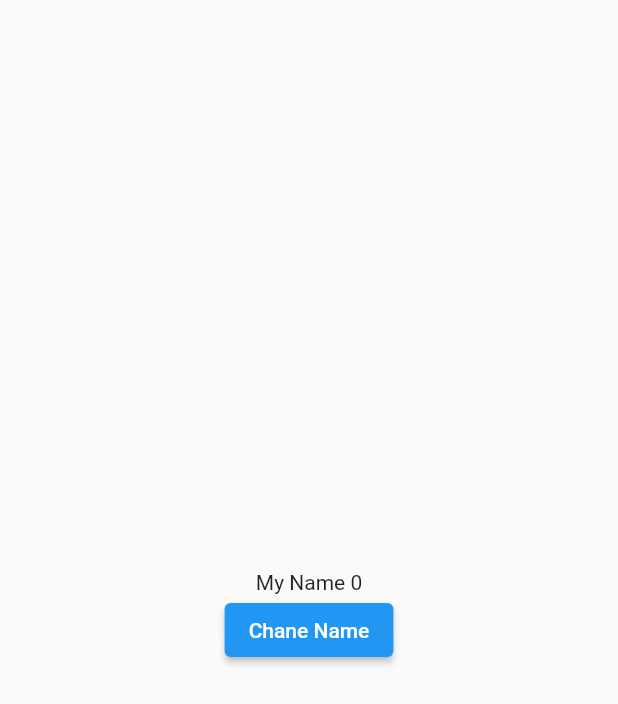
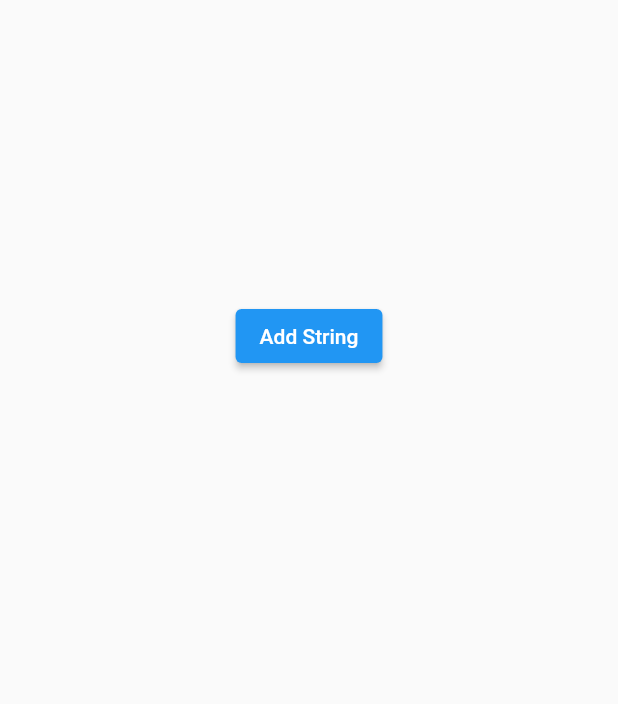
Before and after one commit to rajoanrahman100/riverpod_2.0_example, a Flutter app: the screen it shows after launch, on a phone screen of 412 x 824 dp. Shown: the top 704 px of the screen. Run offline on Flutter 3.47's test engine with Material 2 defaults, Android fonts, the phone set to English and light mode, and no system bars; our stand-ins replace flutter_riverpod.

Commit message:
state notifier provider new example added

```diff
--- a/lib/main.dart
+++ b/lib/main.dart
@@ -2,6 +2,7 @@ import 'package:flutter/material.dart';
 import 'package:flutter_riverpod/flutter_riverpod.dart';
 import 'package:riverpod_demo/other_kind_of_provider/state_provider.dart';
 import 'package:riverpod_demo/providers_classifications/Provider/date_time_provider.dart';
+import 'package:riverpod_demo/providers_classifications/StateNotifierProvider/example_two.dart';
 import 'package:riverpod_demo/providers_classifications/StateProvider/dropdown_example.dart';
 import 'package:riverpod_demo/providers_classifications/StateProvider/state_provider_example.dart';
 
@@ -35,7 +36,7 @@ class MyApp extends StatelessWidget {
       theme: ThemeData(
         primarySwatch: Colors.blue,
       ),
-      home: CounterDemo(),
+      home: MyNotifierExample(),
     );
   }
 }
--- /dev/null
+++ b/lib/providers_classifications/StateNotifierProvider/example_two.dart
@@ -0,0 +1,50 @@
+import 'package:flutter/material.dart';
+import 'package:flutter_riverpod/flutter_riverpod.dart';
+
+class MyNotifier extends StateNotifier<List<String>>{
+
+  //Initialised empty list
+  MyNotifier():super([]);
+
+  void addString(String stringToAdd){
+    state=[...state,stringToAdd];
+  }
+
+
+}
+
+final myNotifierProvider=StateNotifierProvider<MyNotifier,List>((ref) {
+  return MyNotifier();
+},);
+
+class MyNotifierExample extends ConsumerWidget{
+  @override
+  Widget build(BuildContext context, WidgetRef ref) {
+    // TODO: implement build
+    var myNotifierRef=ref.watch(myNotifierProvider);
+    return Scaffold(
+      body: SizedBox(
+        height: MediaQuery.of(context).size.height,
+        width: MediaQuery.of(context).size.width,
+        child: Column(
+          children: [
+            SizedBox(
+              height: 200,
+              child: ListView.builder(
+                itemCount: myNotifierRef.length,
+                itemBuilder: (_,index){
+                  return Text("$index ${myNotifierRef[index]}");
+                },
+              ),
+            ),
+            ElevatedButton(onPressed: (){
+              ref.read(myNotifierProvider.notifier).addString("stringToAdd");
+            }, child:const Text("Add String")),
+
+          ],
+        ),
+      ),
+    );
+  }
+
+}
```
